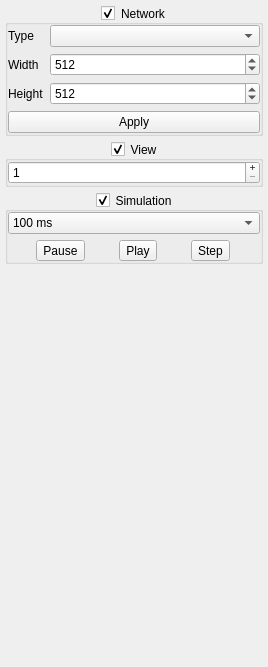
Old version of the form Neuron/ToolBox.ui in the repository Skwint/Neuron.
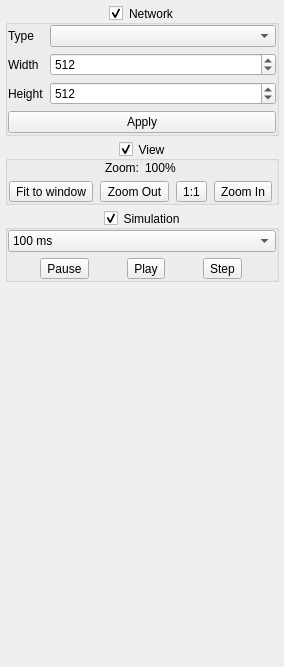
New version of the form.

Commit message: Add zoom controls.

Diff of the .ui file:
```diff
--- a/Neuron/ToolBox.ui
+++ b/Neuron/ToolBox.ui
@@ -6,7 +6,7 @@
    <rect>
     <x>0</x>
     <y>0</y>
-    <width>268</width>
+    <width>284</width>
     <height>667</height>
    </rect>
   </property>
@@ -18,8 +18,8 @@
   </property>
   <property name="minimumSize">
    <size>
-    <width>192</width>
-    <height>258</height>
+    <width>284</width>
+    <height>331</height>
    </size>
   </property>
   <property name="features">
@@ -177,10 +177,7 @@
       <property name="checkable">
        <bool>true</bool>
       </property>
-      <layout class="QVBoxLayout" name="verticalLayout_3">
-       <property name="spacing">
-        <number>0</number>
-       </property>
+      <layout class="QVBoxLayout" name="verticalLayout_6">
        <property name="leftMargin">
         <number>0</number>
        </property>
@@ -195,7 +192,7 @@
        </property>
        <item>
         <widget class="QWidget" name="viewPanel" native="true">
-         <layout class="QVBoxLayout" name="verticalLayout_6">
+         <layout class="QVBoxLayout" name="verticalLayout_3">
           <property name="leftMargin">
            <number>0</number>
           </property>
@@ -209,17 +206,57 @@
            <number>0</number>
           </property>
           <item>
-           <widget class="QSpinBox" name="spinBox">
-            <property name="buttonSymbols">
-             <enum>QAbstractSpinBox::PlusMinus</enum>
-            </property>
-            <property name="minimum">
-             <number>1</number>
-            </property>
-            <property name="maximum">
-             <number>1024</number>
-            </property>
-           </widget>
+           <layout class="QHBoxLayout" name="horizontalLayout_3">
+            <item>
+             <widget class="QLabel" name="label_5">
+              <property name="text">
+               <string>Zoom:</string>
+              </property>
+              <property name="alignment">
+               <set>Qt::AlignRight|Qt::AlignTrailing|Qt::AlignVCenter</set>
+              </property>
+             </widget>
+            </item>
+            <item>
+             <widget class="QLabel" name="lblViewZoom">
+              <property name="text">
+               <string>100%</string>
+              </property>
+             </widget>
+            </item>
+           </layout>
+          </item>
+          <item>
+           <layout class="QHBoxLayout" name="horizontalLayout_2">
+            <item>
+             <widget class="QToolButton" name="btnViewZoomFitToWindow">
+              <property name="text">
+               <string>Fit to window</string>
+              </property>
+             </widget>
+            </item>
+            <item>
+             <widget class="QToolButton" name="btnViewZoomOut">
+              <property name="text">
+               <string>Zoom Out</string>
+              </property>
+             </widget>
+            </item>
+            <item>
+             <widget class="QToolButton" name="btnViewZoomOneToOne">
+              <property name="text">
+               <string>1:1</string>
+              </property>
+             </widget>
+            </item>
+            <item>
+             <widget class="QToolButton" name="btnViewZoomIn">
+              <property name="text">
+               <string>Zoom In</string>
+              </property>
+             </widget>
+            </item>
+           </layout>
           </item>
          </layout>
         </widget>
```
The commit also changes 9 other files.
